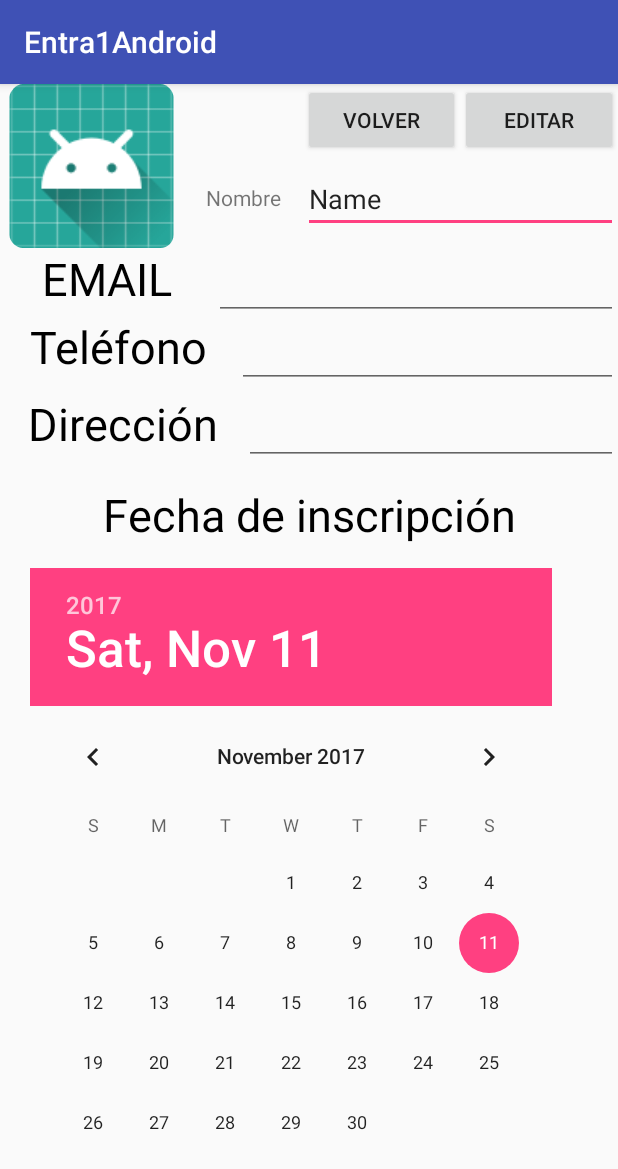
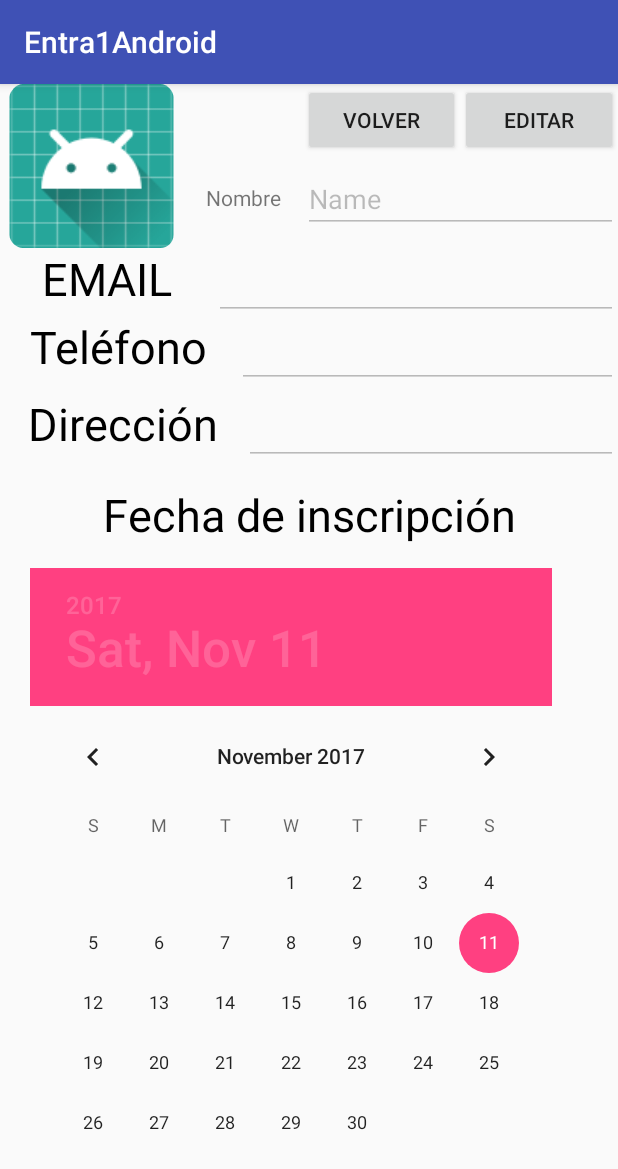
Before and after one commit to taysir20/Entra1Android, an Android app: the screen it shows after launch (MainActivity), on a phone screen of 412 x 824 dp. Shown: the top 1169 px of the screen. Run offline under Robolectric (Android 15) with nearby library versions, the phone set to English and light mode, and no system bars.

Commit message:
Linkeados los componentes con atributos (IBOutlets), establecida la clase MainActivityEvetns para el Onclick, código comentado. El botón Editar permite editar los campos y se ocutla aparecindo el de guardar

```diff
--- a/app/src/main/java/com/example/tay/entra1android/MainActivity.java
+++ b/app/src/main/java/com/example/tay/entra1android/MainActivity.java
@@ -2,12 +2,140 @@ package com.example.tay.entra1android;
 
 import android.support.v7.app.AppCompatActivity;
 import android.os.Bundle;
+import android.text.TextPaint;
+import android.widget.Button;
+import android.widget.DatePicker;
+import android.widget.EditText;
 
 public class MainActivity extends AppCompatActivity {
+
+    //Declaración de las variables
+    private Button btnReturn, btnEdit, btnSave;
+    private EditText txtName, txtEmail, txtTlf, txtAddress;
+    private DatePicker datePicker;
+
+    //Variable aux para hacer llamadas a la clase MainActivityEvents que contiene el método OnClick
+    private MainActivityEvents event;
 
     @Override
     protected void onCreate(Bundle savedInstanceState) {
         super.onCreate(savedInstanceState);
         setContentView(R.layout.activity_main);
+        /*
+        Al iniciar el onCreate se instancia el atributo events
+        llamando al constructor de mainActivityEvents
+        que recibe por parámetro el MainActivity mediante la sentencia "this".
+        */
+        event= new MainActivityEvents(this);
+        //Fijamos las variables con los elementos visuales (IBOutlet)
+
+        //BTN
+        this.btnReturn=(Button) this.findViewById(R.id.btnReturn);
+        this.btnEdit=(Button) this.findViewById(R.id.btnEdit);
+        this.btnSave=(Button) this.findViewById(R.id.btnSave);
+
+        //EDIT TEXT
+        this.txtName=(EditText) this.findViewById(R.id.txtName);
+        this.txtEmail=(EditText) this.findViewById(R.id.txtEmail);
+        this.txtTlf=(EditText) this.findViewById(R.id.txtTlf);
+        this.txtAddress=(EditText) this.findViewById(R.id.txtAddress);
+
+        //DATEPICKER
+        this.datePicker=(DatePicker) this.findViewById(R.id.datePicker);
+
+        /*
+        Para fijar el texto de un btn o cualquier View,
+        desde el editor visual podemos establecerle un texto, o haciendo setText y
+        escribiendo directamente el string. Pero lo mejor es llamar al xml "strings"
+        y ahí especficar el texto del elemento.
+        */
+        this.btnReturn.setText(R.string.btnReturn);
+        this.btnReturn.setText(R.string.btnReturn);
+        this.btnSave.setText(R.string.btnSave);
+
+        /*
+        Llamámos al método creado por nosotros mismos para establecer que por defecto los componentes
+        "TextEditable" y "DatePicker" no puedan ser editables.
+        Lo serán cuando hagamos un "onclick" sobre el botón "Editar".
+         */
+        this.isComponentEditable(false);
+        //Ahora establecemos el listener del "onclick" para el botón "Editar"
+        this.btnEdit.setOnClickListener(this.event);
+
     }
+
+
+    public void isComponentEditable(Boolean isTrueOrFalse){
+        this.txtName.setEnabled(isTrueOrFalse);
+        this.txtEmail.setEnabled(isTrueOrFalse);
+        this.txtTlf.setEnabled(isTrueOrFalse);
+        this.txtAddress.setEnabled(isTrueOrFalse);
+        this.datePicker.setEnabled(isTrueOrFalse);
+    }
+
+    public Button getBtnSave() {
+        return btnSave;
+    }
+
+    public void setBtnSave(Button btnSave) {
+        this.btnSave = btnSave;
+    }
+
+    public Button getBtnReturn() {
+        return btnReturn;
+    }
+
+    public void setBtnReturn(Button btnReturn) {
+        this.btnReturn = btnReturn;
+    }
+
+    public Button getBtnEdit() {
+        return btnEdit;
+    }
+
+    public void setBtnEdit(Button btnEdit) {
+        this.btnEdit = btnEdit;
+    }
+
+    public EditText getTxtName() {
+        return txtName;
+    }
+
+    public void setTxtName(EditText txtName) {
+        this.txtName = txtName;
+    }
+
+    public EditText getTxtEmail() {
+        return txtEmail;
+    }
+
+    public void setTxtEmail(EditText txtEmail) {
+        this.txtEmail = txtEmail;
+    }
+
+    public EditText getTxtTlf() {
+        return txtTlf;
+    }
+
+    public void setTxtTlf(EditText txtTlf) {
+        this.txtTlf = txtTlf;
+    }
+
+    public EditText getTxtAddress() {
+        return txtAddress;
+    }
+
+    public void setTxtAddress(EditText txtAddress) {
+        this.txtAddress = txtAddress;
+    }
+
+    public DatePicker getDatePicker() {
+        return datePicker;
+    }
+
+    public void setDatePicker(DatePicker datePicker) {
+        this.datePicker = datePicker;
+    }
+
+
 }
--- /dev/null
+++ b/app/src/main/java/com/example/tay/entra1android/MainActivityEvents.java
@@ -0,0 +1,31 @@
+package com.example.tay.entra1android;
+
+import android.view.View;
+
+/**
+ * Created by tay on 11/11/17.
+ */
+
+public class MainActivityEvents implements View.OnClickListener{
+    private MainActivity mainActivity; // atributo del MainActivity que usaremos para tratar el onClick
+
+    //Constructor para inicializar el MainActivity
+
+    public MainActivityEvents(MainActivity mainActivity) {
+        this.mainActivity = mainActivity;
+    }
+
+    //Método de las llamadas OnClick
+    @Override
+    public void onClick(View view) {
+
+        if(view.getId()==R.id.btnEdit){
+            this.mainActivity.getBtnEdit().setVisibility(View.GONE);// Con Gone a parte de ocultarlo quitamos de la vista para que no ocupe memoria. llamnamos a la clase View para ocultarlo pero en este caso serviría con especificar el parámetro "view"
+            this.mainActivity.getBtnSave().setVisibility(View.VISIBLE);
+            //Ahora los componentes del View deben de ser editables
+            this.mainActivity.isComponentEditable(true);
+
+        }
+
+    }
+}
--- a/app/src/main/res/layout/activity_main.xml
+++ b/app/src/main/res/layout/activity_main.xml
@@ -49,17 +49,26 @@
                         <LinearLayout
                             android:layout_width="match_parent"
                             android:layout_height="54dp"
-                            android:orientation="horizontal">
+                            android:orientation="horizontal"
+                            android:visibility="visible">
 
                             <Button
-                                android:id="@+id/btnVolver"
+                                android:id="@+id/btnReturn"
                                 android:layout_width="wrap_content"
                                 android:layout_height="wrap_content"
                                 android:layout_weight="1"
                                 android:text="VOLVER" />
 
                             <Button
-                                android:id="@+id/btnEditar"
+                                android:id="@+id/btnSave"
+                                android:layout_width="wrap_content"
+                                android:layout_height="wrap_content"
+                                android:layout_weight="1"
+                                android:text="Guardar"
+                                android:visibility="gone" />
+
+                            <Button
+                                android:id="@+id/btnEdit"
                                 android:layout_width="wrap_content"
                                 android:layout_height="wrap_content"
                                 android:layout_weight="1"
@@ -67,6 +76,7 @@
                         </LinearLayout>
 
                         <EditText
+                            android:id="@+id/txtName"
                             android:layout_width="match_parent"
                             android:layout_height="wrap_content"
                             android:ems="10"
@@ -98,6 +108,7 @@
                             android:textSize="30sp" />
 
                         <EditText
+                            android:id="@+id/txtEmail"
                             android:layout_width="wrap_content"
                             android:layout_height="wrap_content"
                             android:layout_weight="1"
@@ -121,6 +132,7 @@
                             android:textSize="30sp" />
 
                         <EditText
+                            android:id="@+id/txtTlf"
                             android:layout_width="wrap_content"
                             android:layout_height="wrap_content"
                             android:layout_weight="1"
@@ -144,6 +156,7 @@
                             android:textSize="30sp" />
 
                         <EditText
+                            android:id="@+id/txtAddress"
                             android:layout_width="wrap_content"
                             android:layout_height="wrap_content"
                             android:layout_weight="1"
@@ -162,7 +175,7 @@
                         android:textSize="30sp" />
 
                     <DatePicker
-                        android:id="@+id/datePicker2"
+                        android:id="@+id/datePicker"
                         android:layout_width="match_parent"
                         android:layout_height="match_parent"
                         android:paddingLeft="20dp"
--- a/app/src/main/res/values/strings.xml
+++ b/app/src/main/res/values/strings.xml
@@ -1,3 +1,6 @@
 <resources>
     <string name="app_name">Entra1Android</string>
+    <string name="btnReturn">Volver</string>
+    <string name="btnEdit">Editar</string>
+    <string name="btnSave">Guardar</string>
 </resources>
```
